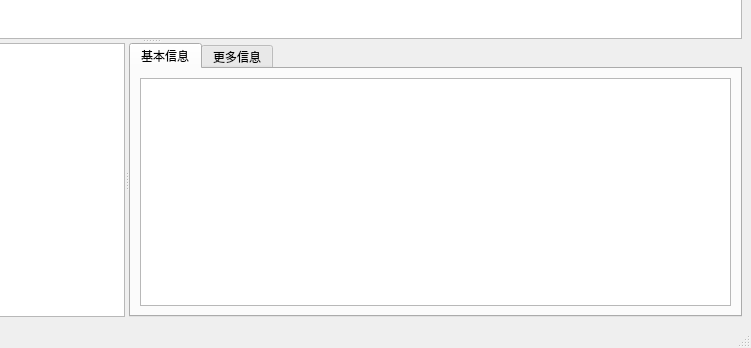
Before: the Qt Designer form PageUI/mainPage.ui in lxambulance/CoLoRagent, drawn with Qt 5; both pictures show x 449 to 1200 and y 452 to 800 of the 1200 by 800 pixel window.
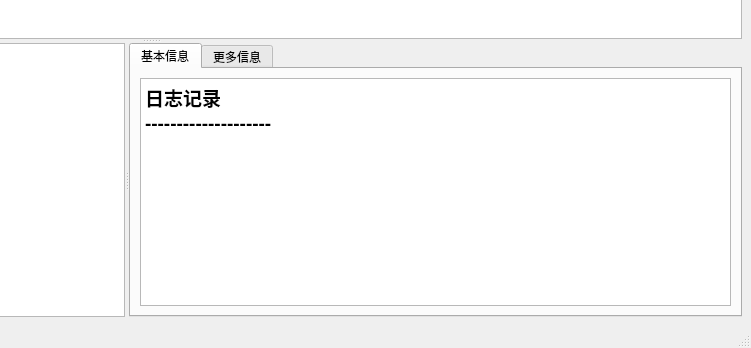
After: the same form once the commit is applied. Custom widgets are drawn as their Qt base class.

Diff of the .ui file:
```diff
--- a/PageUI/mainPage.ui
+++ b/PageUI/mainPage.ui
@@ -45,7 +45,22 @@
          </attribute>
          <layout class="QHBoxLayout" name="horizontalLayout">
           <item>
-           <widget class="QTextBrowser" name="textBrowser"/>
+           <widget class="QTextEdit" name="textEdit">
+            <property name="font">
+             <font>
+              <pointsize>14</pointsize>
+             </font>
+            </property>
+            <property name="html">
+             <string>&lt;!DOCTYPE HTML PUBLIC &quot;-//W3C//DTD HTML 4.0//EN&quot; &quot;http://www.w3.org/TR/REC-html40/strict.dtd&quot;&gt;
+&lt;html&gt;&lt;head&gt;&lt;meta name=&quot;qrichtext&quot; content=&quot;1&quot; /&gt;&lt;style type=&quot;text/css&quot;&gt;
+p, li { white-space: pre-wrap; }
+&lt;/style&gt;&lt;/head&gt;&lt;body style=&quot; font-family:'SimSun'; font-size:14pt; font-weight:400; font-style:normal;&quot;&gt;
+&lt;p style=&quot; margin-top:0px; margin-bottom:0px; margin-left:0px; margin-right:0px; -qt-block-indent:0; text-indent:0px;&quot;&gt;&lt;span style=&quot; font-weight:600;&quot;&gt;日志记录&lt;/span&gt;&lt;/p&gt;
+&lt;p style=&quot; margin-top:0px; margin-bottom:0px; margin-left:0px; margin-right:0px; -qt-block-indent:0; text-indent:0px;&quot;&gt;&lt;span style=&quot; font-weight:600;&quot;&gt;--------------------&lt;/span&gt;&lt;/p&gt;
+&lt;p style=&quot;-qt-paragraph-type:empty; margin-top:0px; margin-bottom:0px; margin-left:0px; margin-right:0px; -qt-block-indent:0; text-indent:0px; font-weight:600;&quot;&gt;&lt;br /&gt;&lt;/p&gt;&lt;/body&gt;&lt;/html&gt;</string>
+            </property>
+           </widget>
           </item>
          </layout>
         </widget>
```
Left out of the diff: 14 changed lines with no effect on the pictures.
